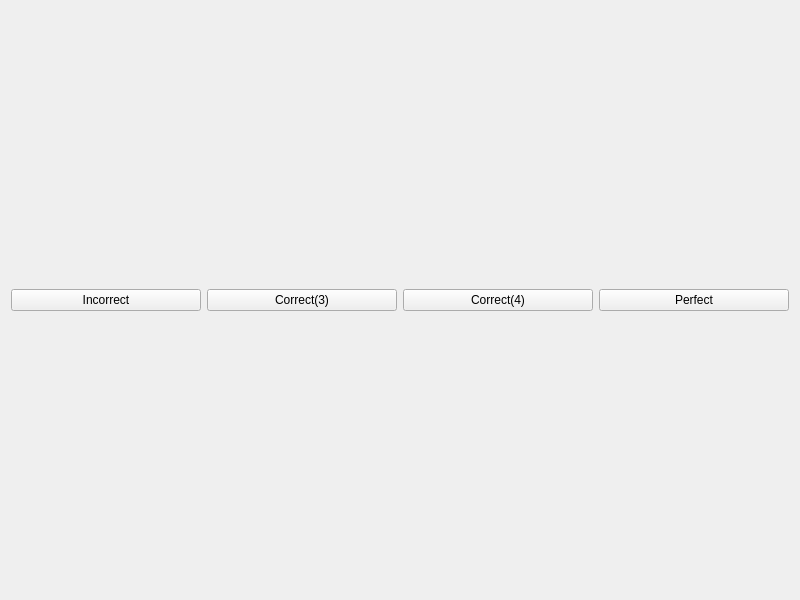
Above: studywindow.ui from HuangHuafeng/repeat before the change. Below: the same form after it.
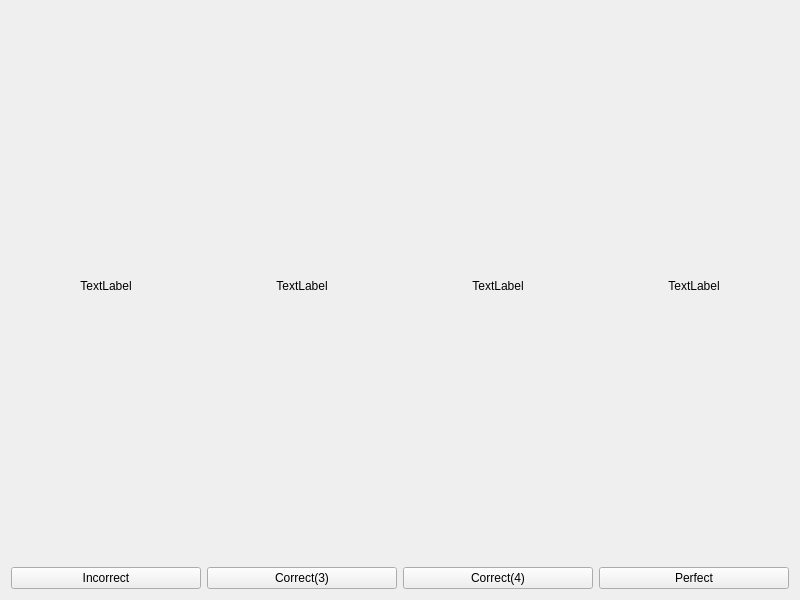
That is the form after the change.

The edit to the form file:
```diff
--- a/studywindow.ui
+++ b/studywindow.ui
@@ -26,6 +26,18 @@
    <item>
     <layout class="QHBoxLayout" name="horizontalLayout">
      <item>
+      <layout class="QVBoxLayout" name="verticalLayout">
+       <item>
+        <widget class="QLabel" name="labelIncorrect">
+         <property name="text">
+          <string>TextLabel</string>
+         </property>
+         <property name="alignment">
+          <set>Qt::AlignCenter</set>
+         </property>
+        </widget>
+       </item>
+       <item>
       <widget class="QPushButton" name="pushIncorrect">
        <property name="text">
         <string>Incorrect</string>
@@ -35,6 +47,20 @@
        </property>
       </widget>
      </item>
+      </layout>
+     </item>
+     <item>
+      <layout class="QVBoxLayout" name="verticalLayout_2">
+       <item>
+        <widget class="QLabel" name="labelCorrect3">
+         <property name="text">
+          <string>TextLabel</string>
+         </property>
+         <property name="alignment">
+          <set>Qt::AlignCenter</set>
+         </property>
+        </widget>
+       </item>
      <item>
       <widget class="QPushButton" name="pushCorrect3">
        <property name="text">
@@ -45,6 +71,20 @@
        </property>
       </widget>
      </item>
+      </layout>
+     </item>
+     <item>
+      <layout class="QVBoxLayout" name="verticalLayout_4">
+       <item>
+        <widget class="QLabel" name="labelCorrect4">
+         <property name="text">
+          <string>TextLabel</string>
+         </property>
+         <property name="alignment">
+          <set>Qt::AlignCenter</set>
+         </property>
+        </widget>
+       </item>
      <item>
       <widget class="QPushButton" name="pushCorrect">
        <property name="text">
@@ -55,6 +95,20 @@
        </property>
       </widget>
      </item>
+      </layout>
+     </item>
+     <item>
+      <layout class="QVBoxLayout" name="verticalLayout_5">
+       <item>
+        <widget class="QLabel" name="labelPerfect">
+         <property name="text">
+          <string>TextLabel</string>
+         </property>
+         <property name="alignment">
+          <set>Qt::AlignCenter</set>
+         </property>
+        </widget>
+       </item>
      <item>
       <widget class="QPushButton" name="pushPerfect">
        <property name="text">
@@ -64,6 +118,8 @@
         <bool>false</bool>
        </property>
       </widget>
+       </item>
+      </layout>
      </item>
     </layout>
    </item>
```
Lines whose indentation alone changed are shown as unchanged.
